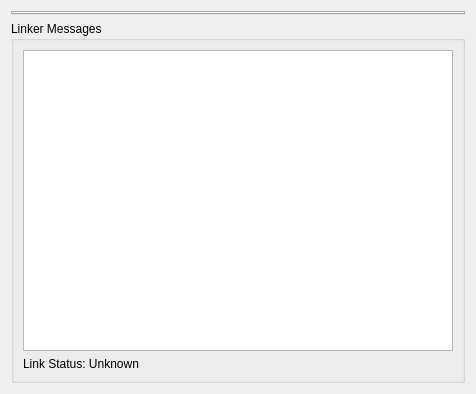
This is src/DGLGui/ui/dglprogramview.ui in scygan/debugler as Qt 5 draws it before an edit. The edited form follows.
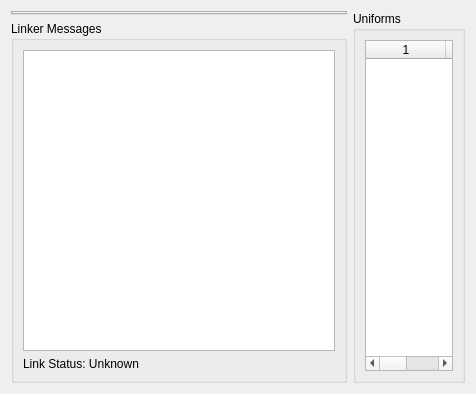
This is the edited form.

Commit message: Uniforms support

Diff of the .ui file:
```diff
--- a/src/DGLGui/ui/dglprogramview.ui
+++ b/src/DGLGui/ui/dglprogramview.ui
@@ -13,12 +13,14 @@
   <property name="windowTitle">
    <string>Form</string>
   </property>
-  <layout class="QVBoxLayout" name="verticalLayout" stretch="0,1">
+  <layout class="QHBoxLayout" name="horizontalLayout" stretch="3,1">
+   <item>
+    <layout class="QVBoxLayout" name="verticalLayout_3" stretch="0,1">
    <item>
     <widget class="QTabWidget" name="tabWidget"/>
    </item>
    <item>
-    <widget class="QGroupBox" name="groupBox1">
+      <widget class="QGroupBox" name="groupBoxLinkStatus">
      <property name="title">
       <string>Linker Messages</string>
      </property>
@@ -39,6 +41,40 @@
       </item>
      </layout>
     </widget>
+     </item>
+    </layout>
+   </item>
+   <item>
+    <layout class="QVBoxLayout" name="verticalLayout_4">
+     <item>
+      <widget class="QGroupBox" name="groupBoxUniforms">
+       <property name="title">
+        <string>Uniforms</string>
+       </property>
+       <layout class="QVBoxLayout" name="verticalLayout">
+        <item>
+         <widget class="QTableWidget" name="tableWidgetUniforms">
+          <property name="columnCount">
+           <number>3</number>
+          </property>
+          <attribute name="horizontalHeaderVisible">
+           <bool>true</bool>
+          </attribute>
+          <attribute name="horizontalHeaderDefaultSectionSize">
+           <number>80</number>
+          </attribute>
+          <attribute name="verticalHeaderVisible">
+           <bool>false</bool>
+          </attribute>
+          <column/>
+          <column/>
+          <column/>
+         </widget>
+        </item>
+       </layout>
+      </widget>
+     </item>
+    </layout>
    </item>
   </layout>
  </widget>
```
Lines whose indentation alone changed are shown as unchanged. The commit also changes 5 other files.
